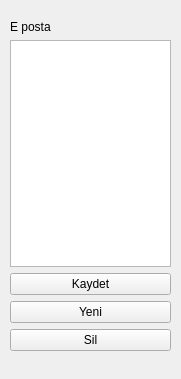
First picture: the form in ePostaEkleme.ui, repository ibrahimediz/PhoneBookwithPyQT5, before the edit.
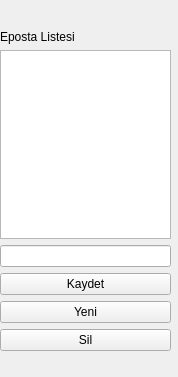
Second picture: the form after the edit.

What changed in the file:
```diff
--- a/ePostaEkleme.ui
+++ b/ePostaEkleme.ui
@@ -6,8 +6,8 @@
    <rect>
     <x>0</x>
     <y>0</y>
-    <width>181</width>
-    <height>379</height>
+    <width>178</width>
+    <height>377</height>
    </rect>
   </property>
   <property name="windowTitle">
@@ -16,17 +16,24 @@
   <widget class="QWidget" name="verticalLayoutWidget">
    <property name="geometry">
     <rect>
-     <x>10</x>
-     <y>20</y>
-     <width>161</width>
-     <height>331</height>
+     <x>0</x>
+     <y>10</y>
+     <width>171</width>
+     <height>341</height>
     </rect>
    </property>
    <layout class="QVBoxLayout" name="verticalLayout">
+    <item>
+     <widget class="QLabel" name="lblKayit">
+      <property name="text">
+       <string/>
+      </property>
+     </widget>
+    </item>
     <item>
      <widget class="QLabel" name="label">
       <property name="text">
-       <string>E posta</string>
+       <string>Eposta Listesi</string>
       </property>
      </widget>
     </item>
@@ -34,7 +41,10 @@
      <widget class="QListWidget" name="listeep"/>
     </item>
     <item>
-     <widget class="QPushButton" name="pushButton">
+     <widget class="QLineEdit" name="txtEposta"/>
+    </item>
+    <item>
+     <widget class="QPushButton" name="btKaydet">
       <property name="text">
        <string>Kaydet</string>
       </property>
```
Left out of the diff: 6 changed lines with no effect on the pictures.
